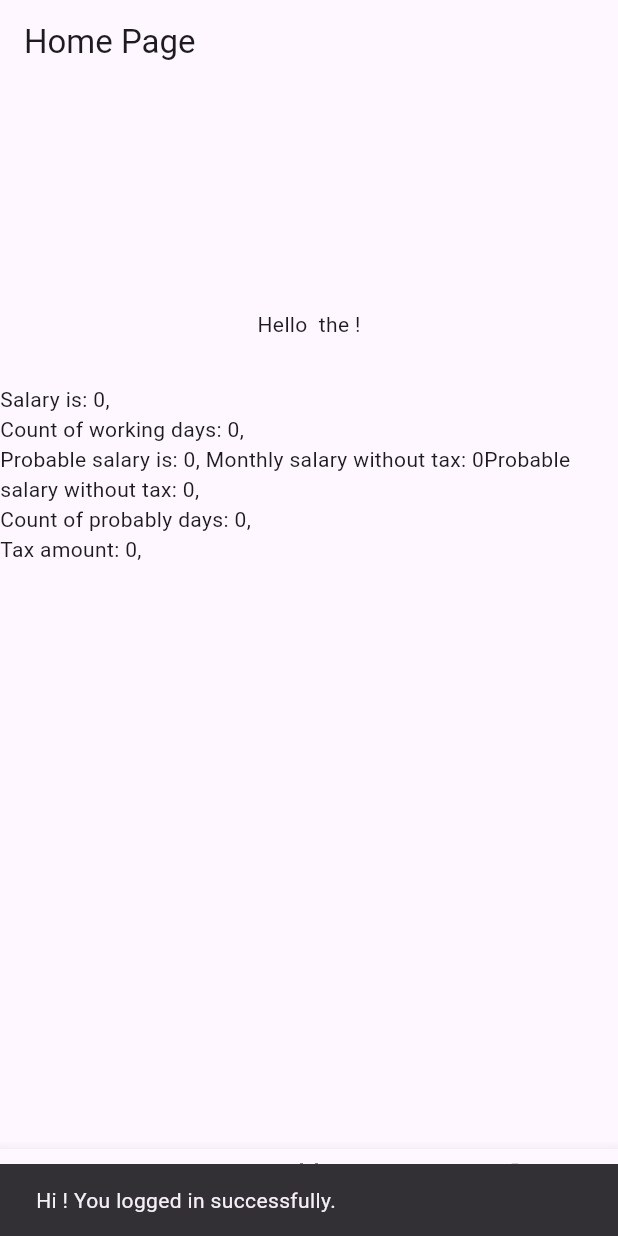
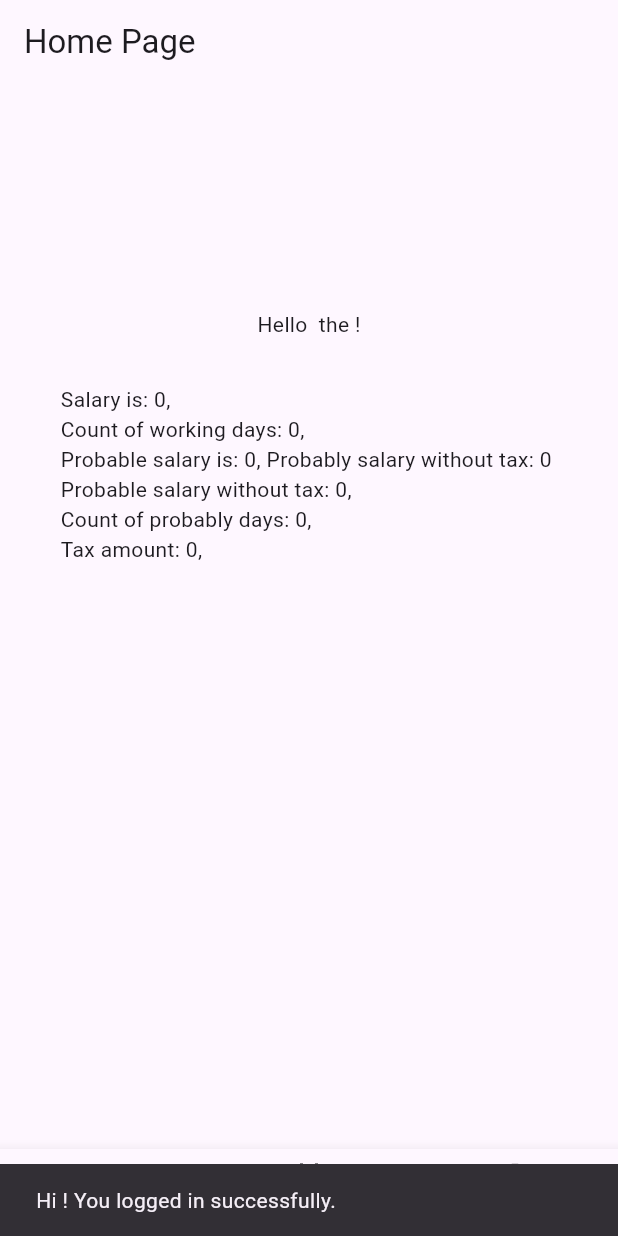
Before and after one commit to ligamt15/work_scheduler, a Flutter app: the HomePage widget shown alone on an empty page, opened directly, on a phone screen of 412 x 824 dp. Run offline on Flutter 3.47's test engine with Material 3 defaults, Android fonts, the phone set to English and light mode, and no system bars; our stand-ins replace cloud_firestore, firebase_auth, firebase_core, table_calendar; accounts and stored records are empty; network calls fail.

Commit message:
Update homepage.dart

```diff
--- a/lib/screens/homepage.dart
+++ b/lib/screens/homepage.dart
@@ -100,7 +100,7 @@
   'Salary is: ${snapshot.data?[0]},\n'
   'Count of working days: ${snapshot.data?[1]}, \n'
   'Probable salary is: ${snapshot.data?[2]}, '
-'Monthly salary without tax: ${snapshot.data?[2] - snapshot.data?[5]}'
+'Probably salary without tax: ${snapshot.data?[2] - snapshot.data?[5]} \n'
   'Probable salary without tax: ${snapshot.data?[3]}, \n'
   'Count of probably days: ${snapshot.data?[4]}, \n'
   'Tax amount: ${snapshot.data?[5]}, \n'
```
